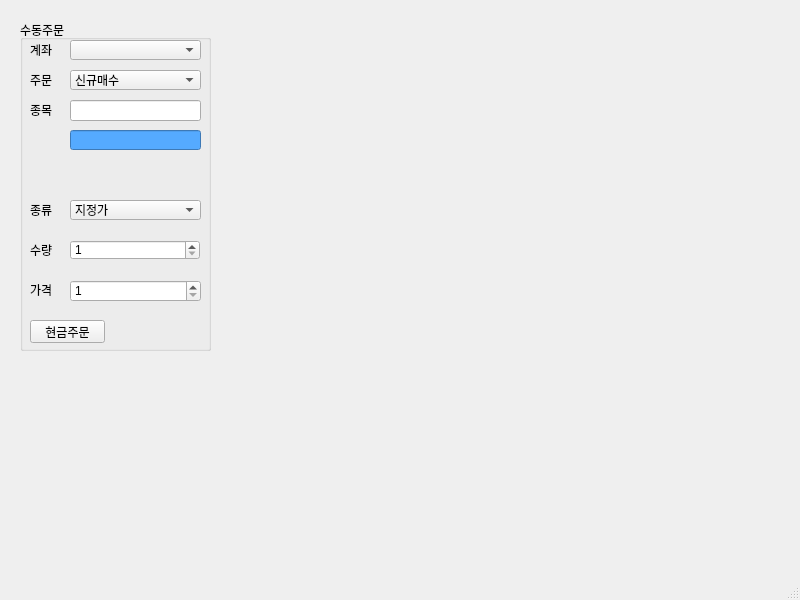
Qt form study/PyTrader/pytrader.ui (kyusangchoi/KSHTS) before a commit.
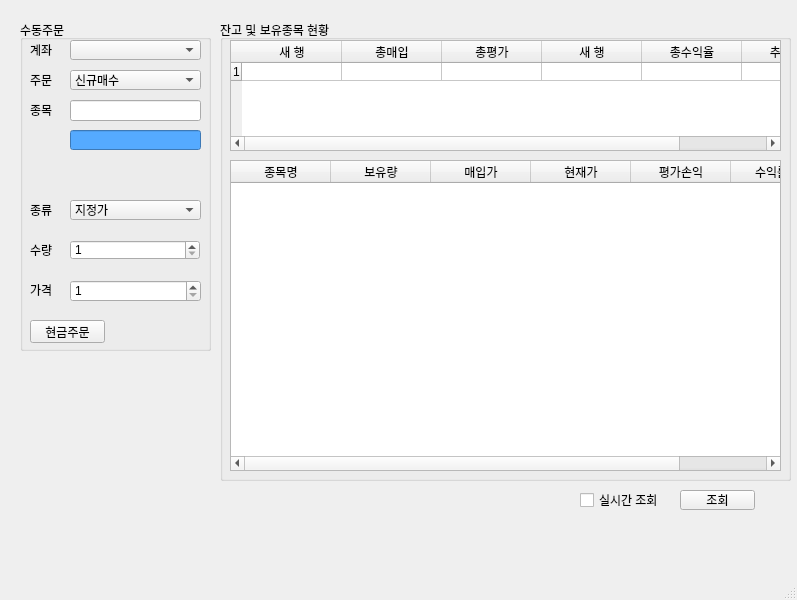
The same form after that commit. Icons and pictures are not drawn.

The edit to the form file:
```diff
--- a/study/PyTrader/pytrader.ui
+++ b/study/PyTrader/pytrader.ui
@@ -6,7 +6,7 @@
    <rect>
     <x>0</x>
     <y>0</y>
-    <width>800</width>
+    <width>797</width>
     <height>600</height>
    </rect>
   </property>
@@ -243,6 +243,138 @@
      </property>
     </widget>
    </widget>
+   <widget class="QGroupBox" name="groupBox_2">
+    <property name="geometry">
+     <rect>
+      <x>220</x>
+      <y>20</y>
+      <width>571</width>
+      <height>461</height>
+     </rect>
+    </property>
+    <property name="title">
+     <string>잔고 및 보유종목 현황</string>
+    </property>
+    <widget class="QTableWidget" name="tableWidget">
+     <property name="geometry">
+      <rect>
+       <x>10</x>
+       <y>20</y>
+       <width>551</width>
+       <height>111</height>
+      </rect>
+     </property>
+     <property name="rowCount">
+      <number>1</number>
+     </property>
+     <attribute name="horizontalHeaderMinimumSectionSize">
+      <number>20</number>
+     </attribute>
+     <attribute name="verticalHeaderDefaultSectionSize">
+      <number>2</number>
+     </attribute>
+     <row/>
+     <column>
+      <property name="text">
+       <string>새 행</string>
+      </property>
+     </column>
+     <column>
+      <property name="text">
+       <string>총매입</string>
+      </property>
+     </column>
+     <column>
+      <property name="text">
+       <string>총평가</string>
+      </property>
+     </column>
+     <column>
+      <property name="text">
+       <string>새 행</string>
+      </property>
+     </column>
+     <column>
+      <property name="text">
+       <string>총수익율</string>
+      </property>
+     </column>
+     <column>
+      <property name="text">
+       <string>추정자산</string>
+      </property>
+     </column>
+    </widget>
+    <widget class="QTableWidget" name="tableWidget_2">
+     <property name="geometry">
+      <rect>
+       <x>10</x>
+       <y>140</y>
+       <width>551</width>
+       <height>311</height>
+      </rect>
+     </property>
+     <attribute name="verticalHeaderDefaultSectionSize">
+      <number>20</number>
+     </attribute>
+     <column>
+      <property name="text">
+       <string>종목명</string>
+      </property>
+     </column>
+     <column>
+      <property name="text">
+       <string>보유량</string>
+      </property>
+     </column>
+     <column>
+      <property name="text">
+       <string>매입가</string>
+      </property>
+     </column>
+     <column>
+      <property name="text">
+       <string>현재가</string>
+      </property>
+     </column>
+     <column>
+      <property name="text">
+       <string>평가손익</string>
+      </property>
+     </column>
+     <column>
+      <property name="text">
+       <string>수익률(%)</string>
+      </property>
+     </column>
+    </widget>
+   </widget>
+   <widget class="QCheckBox" name="checkBox">
+    <property name="geometry">
+     <rect>
+      <x>580</x>
+      <y>490</y>
+      <width>81</width>
+      <height>20</height>
+     </rect>
+    </property>
+    <property name="text">
+     <string>실시간 조회</string>
+    </property>
+   </widget>
+   <widget class="QPushButton" name="pushButton_2">
+    <property name="geometry">
+     <rect>
+      <x>680</x>
+      <y>490</y>
+      <width>75</width>
+      <height>20</height>
+     </rect>
+    </property>
+    <property name="text">
+     <string>조회</string>
+    </property>
+   </widget>
   </widget>
   <widget class="QMenuBar" name="menubar">
    <property name="geometry">
```
Left out of the diff: 4 changed lines with no effect on the pictures.
